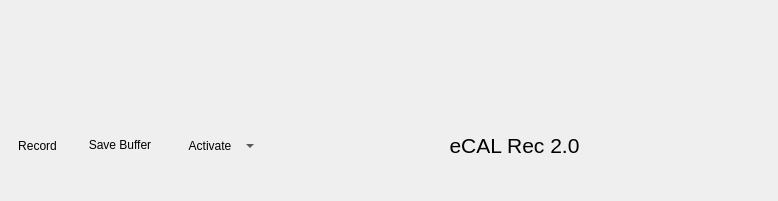
The window that app/rec/rec_gui/src/widgets/control_widget/control_widget.ui (eclipse-ecal/ecal) describes before a commit, drawn with Qt 5.
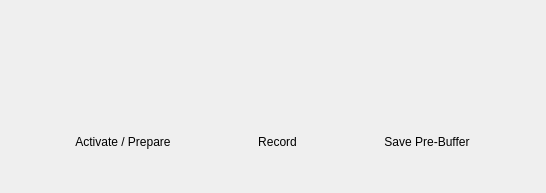
The same window after the commit. Icons and pictures are not drawn.

```diff
--- a/app/rec/rec_gui/src/widgets/control_widget/control_widget.ui
+++ b/app/rec/rec_gui/src/widgets/control_widget/control_widget.ui
@@ -6,8 +6,8 @@
    <rect>
     <x>0</x>
     <y>0</y>
-    <width>778</width>
-    <height>201</height>
+    <width>546</width>
+    <height>193</height>
    </rect>
   </property>
   <property name="sizePolicy">
@@ -35,6 +35,60 @@
    </item>
    <item>
     <layout class="QHBoxLayout" name="horizontalLayout">
+     <item>
+      <widget class="QToolButton" name="activate_button">
+       <property name="sizePolicy">
+        <sizepolicy hsizetype="Fixed" vsizetype="Fixed">
+         <horstretch>0</horstretch>
+         <verstretch>0</verstretch>
+        </sizepolicy>
+       </property>
+       <property name="minimumSize">
+        <size>
+         <width>80</width>
+         <height>80</height>
+        </size>
+       </property>
+       <property name="toolTip">
+        <string>Activate clients and start pre-buffering</string>
+       </property>
+       <property name="text">
+        <string>Activate / Prepare</string>
+       </property>
+       <property name="icon">
+        <iconset resource="../../../../../iconset/ecalicons.qrc">
+         <normaloff>:/ecalicons/POWER_ON</normaloff>:/ecalicons/POWER_ON</iconset>
+       </property>
+       <property name="iconSize">
+        <size>
+         <width>50</width>
+         <height>50</height>
+        </size>
+       </property>
+       <property name="toolButtonStyle">
+        <enum>Qt::ToolButtonTextUnderIcon</enum>
+       </property>
+       <property name="autoRaise">
+        <bool>true</bool>
+       </property>
+      </widget>
+     </item>
+     <item>
+      <spacer name="horizontalSpacer">
+       <property name="orientation">
+        <enum>Qt::Horizontal</enum>
+       </property>
+       <property name="sizeType">
+        <enum>QSizePolicy::Maximum</enum>
+       </property>
+       <property name="sizeHint" stdset="0">
+        <size>
+         <width>10</width>
+         <height>0</height>
+        </size>
+       </property>
+      </spacer>
+     </item>
      <item>
       <widget class="QToolButton" name="record_button">
        <property name="toolTip">
@@ -95,7 +149,7 @@
         <string>Save content of the pre-buffer without starting a recording</string>
        </property>
        <property name="text">
-        <string>Save Buffer</string>
+        <string>Save Pre-Buffer</string>
        </property>
        <property name="icon">
         <iconset resource="../../../../../iconset/ecalicons.qrc">
@@ -115,138 +169,6 @@
        </property>
       </widget>
      </item>
-     <item>
-      <spacer name="horizontalSpacer">
-       <property name="orientation">
-        <enum>Qt::Horizontal</enum>
-       </property>
-       <property name="sizeType">
-        <enum>QSizePolicy::Maximum</enum>
-       </property>
-       <property name="sizeHint" stdset="0">
-        <size>
-         <width>10</width>
-         <height>0</height>
-        </size>
-       </property>
-      </spacer>
-     </item>
-     <item>
-      <widget class="QWidget" name="gridWidget" native="true">
-       <property name="sizePolicy">
-        <sizepolicy hsizetype="Maximum" vsizetype="Preferred">
-         <horstretch>0</horstretch>
-         <verstretch>0</verstretch>
-        </sizepolicy>
-       </property>
-       <layout class="QGridLayout" name="gridLayout">
-        <property name="leftMargin">
-         <number>0</number>
-        </property>
-        <property name="topMargin">
-         <number>0</number>
-        </property>
-        <property name="rightMargin">
-         <number>0</number>
-        </property>
-        <property name="bottomMargin">
-         <number>0</number>
-        </property>
-        <property name="spacing">
-         <number>1</number>
-        </property>
-        <item row="0" column="1">
-         <spacer name="verticalSpacer_2">
-          <property name="orientation">
-           <enum>Qt::Vertical</enum>
-          </property>
-          <property name="sizeHint" stdset="0">
-           <size>
-            <width>0</width>
-            <height>0</height>
-           </size>
-          </property>
-         </spacer>
-        </item>
-        <item row="3" column="1">
-         <spacer name="verticalSpacer_3">
-          <property name="orientation">
-           <enum>Qt::Vertical</enum>
-          </property>
-          <property name="sizeHint" stdset="0">
-           <size>
-            <width>0</width>
-            <height>0</height>
-           </size>
-          </property>
-         </spacer>
-        </item>
-        <item row="1" column="0" rowspan="2">
-         <widget class="QToolButton" name="activate_button">
-          <property name="sizePolicy">
-           <sizepolicy hsizetype="Fixed" vsizetype="Fixed">
-            <horstretch>1</horstretch>
-            <verstretch>0</verstretch>
-           </sizepolicy>
-          </property>
-          <property name="minimumSize">
-           <size>
-            <width>80</width>
-            <height>80</height>
-           </size>
-          </property>
-          <property name="toolTip">
-           <string>Connect to clients and initialize them</string>
-          </property>
-          <property name="text">
-           <string>Activate</string>
-          </property>
-          <property name="icon">
-           <iconset resource="../../../../../iconset/ecalicons.qrc">
-            <normaloff>:/ecalicons/POWER_ON</normaloff>:/ecalicons/POWER_ON</iconset>
-          </property>
-          <property name="iconSize">
-           <size>
-            <width>50</width>
-            <height>50</height>
-           </size>
-          </property>
-          <property name="popupMode">
-           <enum>QToolButton::MenuButtonPopup</enum>
-          </property>
-          <property name="toolButtonStyle">
-           <enum>Qt::ToolButtonTextUnderIcon</enum>
-          </property>
-          <property name="autoRaise">
-           <bool>true</bool>
-          </property>
-         </widget>
-        </item>
-       </layout>
-      </widget>
-     </item>
-     <item>
-      <widget class="QLabel" name="label">
-       <property name="sizePolicy">
-        <sizepolicy hsizetype="Expanding" vsizetype="Preferred">
-         <horstretch>0</horstretch>
-         <verstretch>0</verstretch>
-        </sizepolicy>
-       </property>
-       <property name="minimumSize">
-        <size>
-         <width>1</width>
-         <height>1</height>
-        </size>
-       </property>
-       <property name="text">
-        <string>&lt;html&gt;&lt;head/&gt;&lt;body&gt;&lt;p&gt;&lt;span style=&quot; font-size:16pt;&quot;&gt;eCAL Rec 2.0&lt;/span&gt;&lt;/p&gt;&lt;/body&gt;&lt;/html&gt;</string>
-       </property>
-       <property name="alignment">
-        <set>Qt::AlignCenter</set>
-       </property>
-      </widget>
-     </item>
     </layout>
    </item>
   </layout>
```
Left out of the diff: 2 changed lines with no effect on the pictures.
